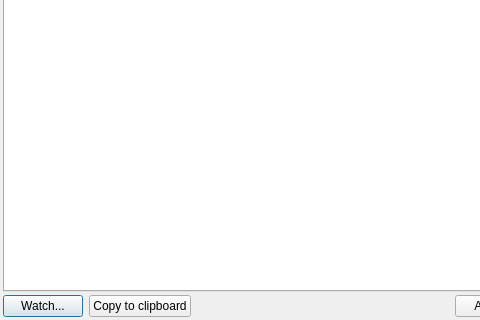
The window that FilesystemWatcher.ui (FelixdelasPozas/FilesystemWatcher) describes before a commit, drawn with Qt 5; both pictures show x 0 to 480 and y 227 to 547 of the 624 by 547 pixel window.
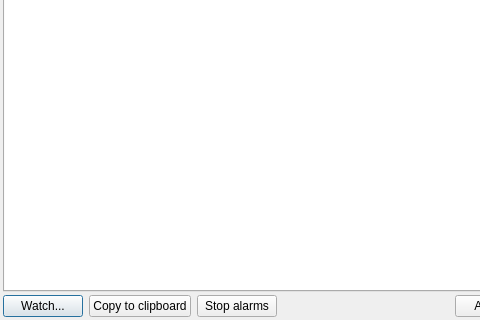
The same window after the commit. Icons and pictures are not drawn.

Commit message: Sound in alarms, volume selection and stop alarms button & action.

The edit to the form file:
```diff
--- a/FilesystemWatcher.ui
+++ b/FilesystemWatcher.ui
@@ -141,6 +141,16 @@
        </property>
       </widget>
      </item>
+     <item>
+      <widget class="QPushButton" name="m_stopButton">
+       <property name="enabled">
+        <bool>true</bool>
+       </property>
+       <property name="text">
+        <string>Stop alarms</string>
+       </property>
+      </widget>
+     </item>
      <item>
       <spacer name="horizontalSpacer">
        <property name="orientation">
```
The commit also changes 8 other files.
